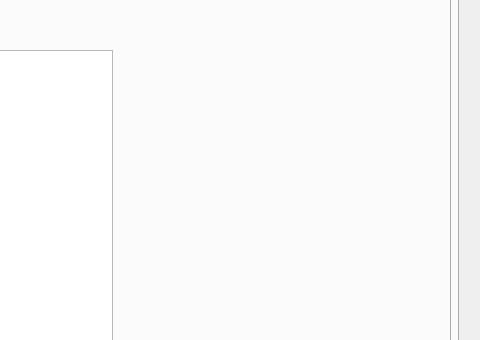
Before: the Qt Designer form mainwindow.ui in Crystal-Blu/police-station-2A25, drawn with Qt 5; both pictures show x 842 to 1322 and y 142 to 482 of the 1322 by 713 pixel window.
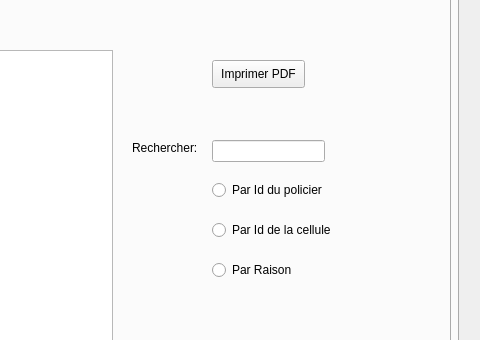
After: the same form once the commit is applied. The open tabs and pages were chosen to show the change.

Commit message: CRUD cellule+detentions + METIER

Diff of the .ui file:
```diff
--- a/mainwindow.ui
+++ b/mainwindow.ui
@@ -690,6 +690,84 @@
          <string>Modifier</string>
         </property>
        </widget>
+       <widget class="QPushButton" name="pushButton">
+        <property name="geometry">
+         <rect>
+          <x>950</x>
+          <y>150</y>
+          <width>93</width>
+          <height>28</height>
+         </rect>
+        </property>
+        <property name="text">
+         <string>Imprimer PDF</string>
+        </property>
+       </widget>
+       <widget class="QRadioButton" name="rb_idp">
+        <property name="geometry">
+         <rect>
+          <x>950</x>
+          <y>270</y>
+          <width>141</width>
+          <height>20</height>
+         </rect>
+        </property>
+        <property name="text">
+         <string>Par Id du policier</string>
+        </property>
+       </widget>
+       <widget class="QRadioButton" name="rb_idcel">
+        <property name="geometry">
+         <rect>
+          <x>950</x>
+          <y>310</y>
+          <width>131</width>
+          <height>20</height>
+         </rect>
+        </property>
+        <property name="text">
+         <string>Par Id de la cellule</string>
+        </property>
+       </widget>
+       <widget class="QRadioButton" name="rb_raison">
+        <property name="geometry">
+         <rect>
+          <x>950</x>
+          <y>350</y>
+          <width>95</width>
+          <height>20</height>
+         </rect>
+        </property>
+        <property name="text">
+         <string>Par Raison</string>
+        </property>
+       </widget>
+       <widget class="QLineEdit" name="le_recherche">
+        <property name="geometry">
+         <rect>
+          <x>950</x>
+          <y>230</y>
+          <width>113</width>
+          <height>22</height>
+         </rect>
+        </property>
+        <property name="text">
+         <string/>
+        </property>
+       </widget>
+       <widget class="QLabel" name="label">
+        <property name="geometry">
+         <rect>
+          <x>870</x>
+          <y>230</y>
+          <width>71</width>
+          <height>16</height>
+         </rect>
+        </property>
+        <property name="text">
+         <string>Rechercher:</string>
+        </property>
+       </widget>
        <zorder>tableView_2</zorder>
        <zorder>label_9</zorder>
        <zorder>pushButton_13</zorder>
```
Left out of the diff: 10 changed lines with no effect on the pictures. The commit also changes 7 other files.
